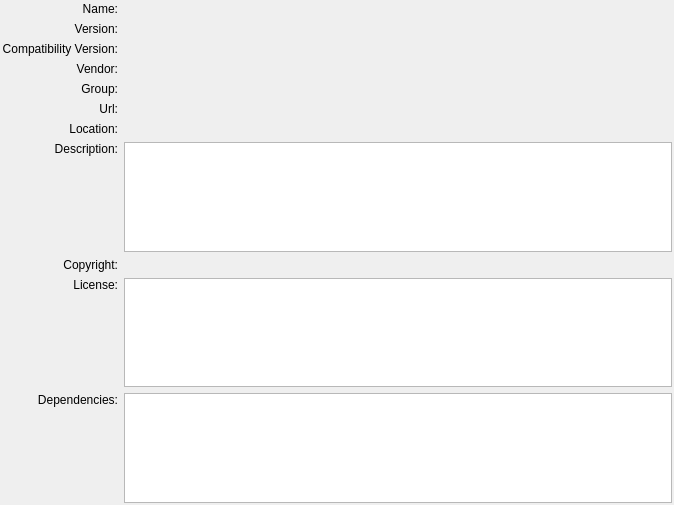
This is src/libs/extensionsystem/plugindetailsview.ui in qt-creator/qt-creator as Qt 5 draws it before an edit. The edited form follows.
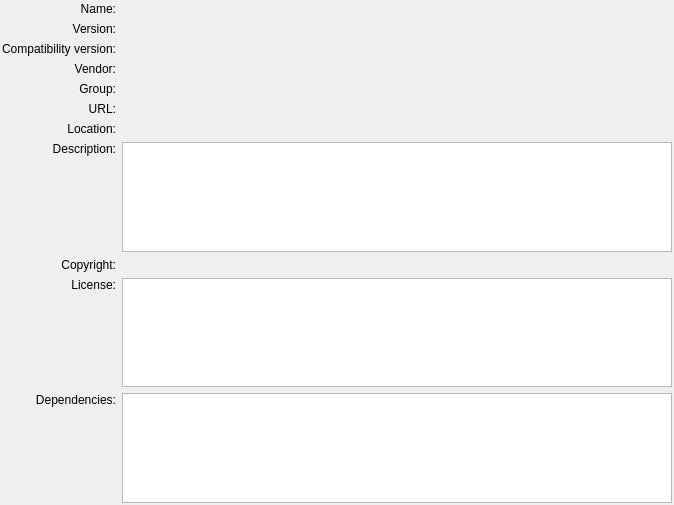
This is the edited form.

Commit message: UI text - fix capitalization

Diff of the .ui file:
```diff
--- a/src/libs/extensionsystem/plugindetailsview.ui
+++ b/src/libs/extensionsystem/plugindetailsview.ui
@@ -43,7 +43,7 @@
    <item row="2" column="0">
     <widget class="QLabel" name="label_3">
      <property name="text">
-      <string>Compatibility Version:</string>
+      <string>Compatibility version:</string>
      </property>
      <property name="alignment">
       <set>Qt::AlignRight|Qt::AlignTrailing|Qt::AlignVCenter</set>
@@ -69,7 +69,7 @@
    <item row="5" column="0">
     <widget class="QLabel" name="label_6">
      <property name="text">
-      <string>Url:</string>
+      <string>URL:</string>
      </property>
      <property name="alignment">
       <set>Qt::AlignRight|Qt::AlignTrailing|Qt::AlignVCenter</set>
```
The commit also changes 1 other file.
